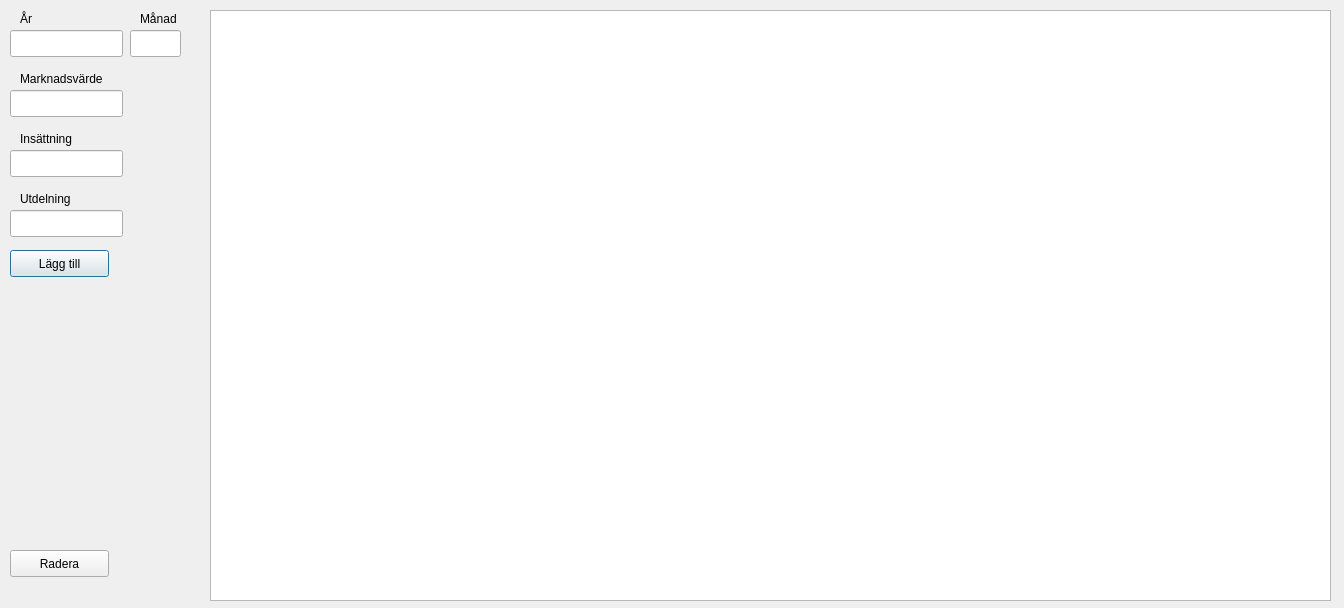
Before: the Qt Designer form adminmyportfolio.ui in ralex1975/jackStock, drawn with Qt 5.
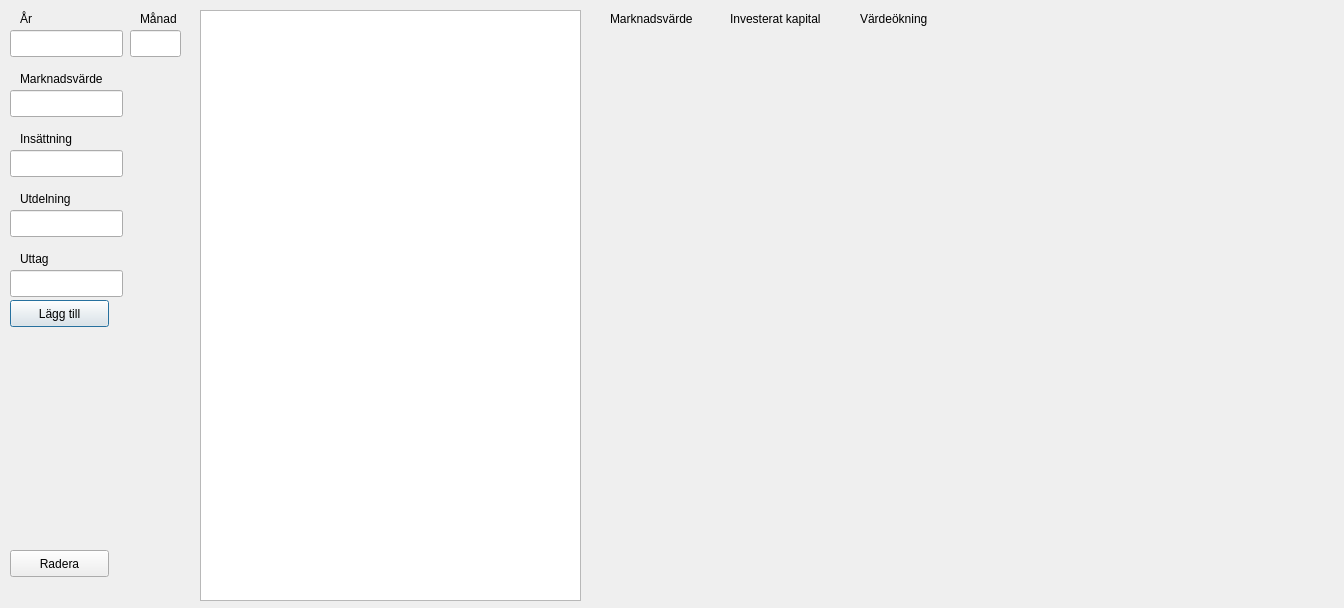
After: the same form once the commit is applied. Custom widgets are drawn as their Qt base class.

What changed in the file:
```diff
--- a/adminmyportfolio.ui
+++ b/adminmyportfolio.ui
@@ -132,7 +132,7 @@
    <property name="geometry">
     <rect>
      <x>10</x>
-     <y>250</y>
+     <y>300</y>
      <width>99</width>
      <height>27</height>
     </rect>
@@ -144,9 +144,9 @@
   <widget class="QTableView" name="tableView">
    <property name="geometry">
     <rect>
-     <x>210</x>
+     <x>200</x>
      <y>10</y>
-     <width>1121</width>
+     <width>381</width>
      <height>591</height>
     </rect>
    </property>
@@ -164,7 +164,102 @@
     <string>Radera</string>
    </property>
   </widget>
+  <widget class="QwtPlot" name="qwtPlot">
+   <property name="geometry">
+    <rect>
+     <x>600</x>
+     <y>40</y>
+     <width>731</width>
+     <height>311</height>
+    </rect>
+   </property>
+   <property name="font">
+    <font>
+     <pointsize>9</pointsize>
+    </font>
+   </property>
+  </widget>
+  <widget class="QwtPlot" name="qwtPlot_2">
+   <property name="geometry">
+    <rect>
+     <x>600</x>
+     <y>360</y>
+     <width>731</width>
+     <height>231</height>
+    </rect>
+   </property>
+  </widget>
+  <widget class="QLabel" name="label_6">
+   <property name="geometry">
+    <rect>
+     <x>20</x>
+     <y>250</y>
+     <width>121</width>
+     <height>17</height>
+    </rect>
+   </property>
+   <property name="text">
+    <string>Uttag</string>
+   </property>
+  </widget>
+  <widget class="QLineEdit" name="withdrawingLineEdit">
+   <property name="geometry">
+    <rect>
+     <x>10</x>
+     <y>270</y>
+     <width>113</width>
+     <height>27</height>
+    </rect>
+   </property>
+  </widget>
+  <widget class="QLabel" name="marketValueLabel">
+   <property name="geometry">
+    <rect>
+     <x>610</x>
+     <y>10</y>
+     <width>111</width>
+     <height>17</height>
+    </rect>
+   </property>
+   <property name="text">
+    <string>Marknadsvärde</string>
+   </property>
+  </widget>
+  <widget class="QLabel" name="InvestedMoneyLabel">
+   <property name="geometry">
+    <rect>
+     <x>730</x>
+     <y>10</y>
+     <width>121</width>
+     <height>17</height>
+    </rect>
+   </property>
+   <property name="text">
+    <string>Investerat kapital</string>
+   </property>
+  </widget>
+  <widget class="QLabel" name="valueIncreaseLabel">
+   <property name="geometry">
+    <rect>
+     <x>860</x>
+     <y>10</y>
+     <width>101</width>
+     <height>17</height>
+    </rect>
+   </property>
+   <property name="text">
+    <string>Värdeökning</string>
+   </property>
+  </widget>
  </widget>
+ <customwidgets>
+  <customwidget>
+   <class>QwtPlot</class>
+   <extends>QFrame</extends>
+   <header>qwt_plot.h</header>
+   <container>1</container>
+  </customwidget>
+ </customwidgets>
  <resources/>
  <connections/>
 </ui>
```
